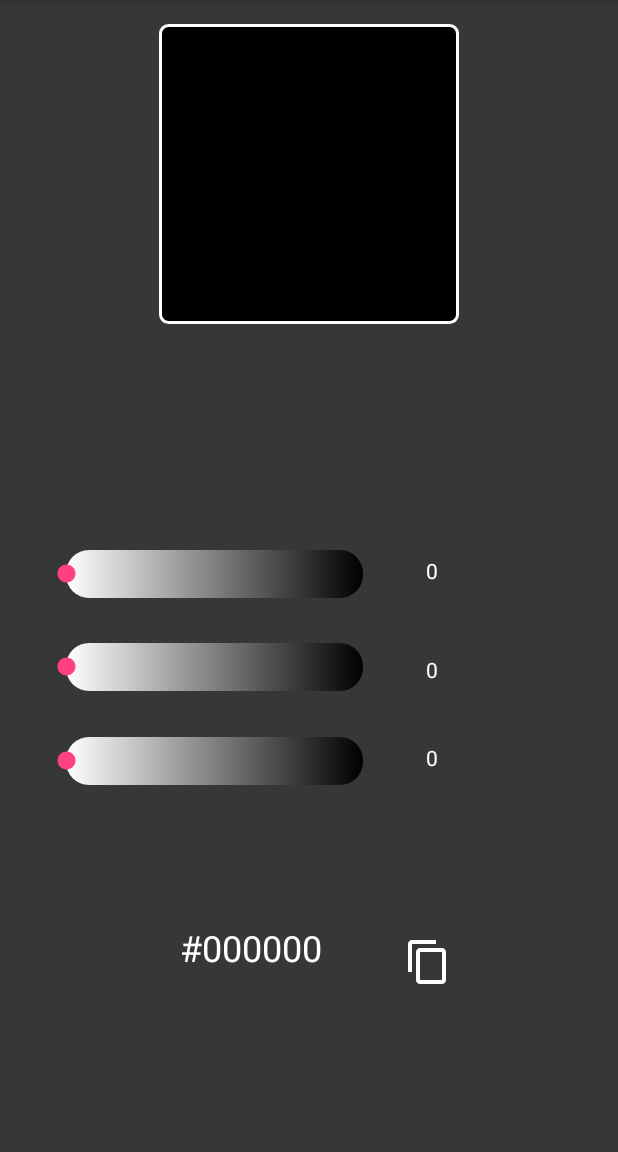
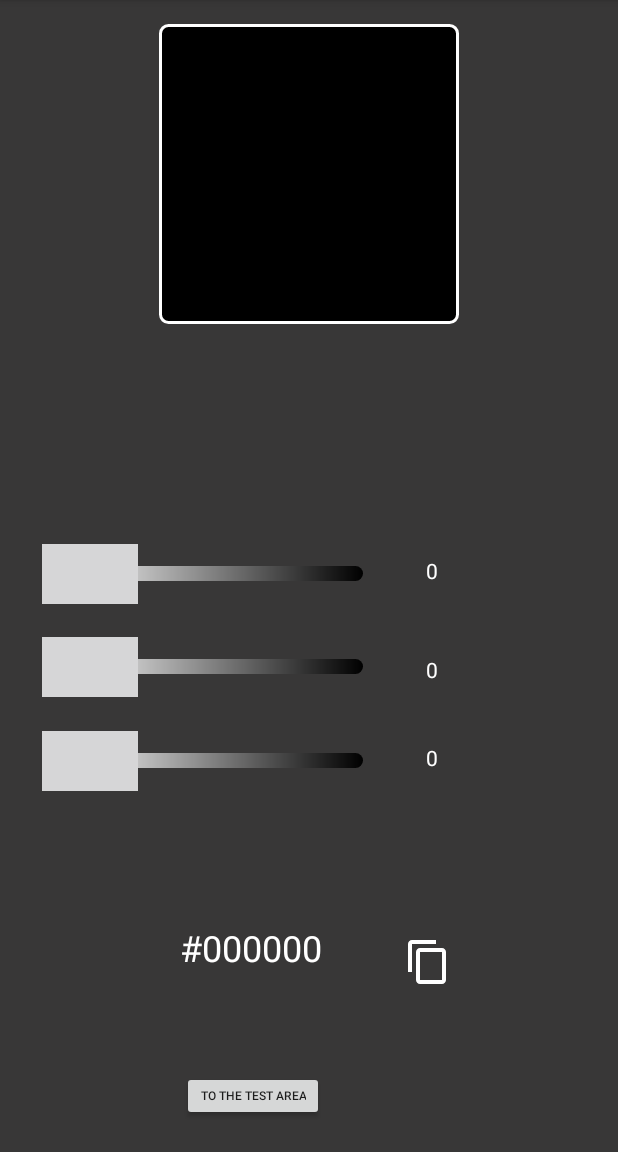
Before and after one commit to MichaelLeo-code/Colora, an Android app: the screen it shows after launch (MainActivity), on a phone screen of 412 x 824 dp, the part 84-1236 px from its top. Run offline under Robolectric (Android 15) with nearby library versions, the phone set to English and light mode, and no system bars; 2 statements that could not run were skipped.

Commit message:
ConstantLayout

```diff
--- a/app/src/main/AndroidManifest.xml
+++ b/app/src/main/AndroidManifest.xml
@@ -16,6 +16,7 @@
                 <category android:name="android.intent.category.LAUNCHER" />
             </intent-filter>
         </activity>
+        <activity android:name=".library"></activity>
     </application>
 
 </manifest>
--- a/app/src/main/java/com/example/michael/test2/MainActivity.java
+++ b/app/src/main/java/com/example/michael/test2/MainActivity.java
@@ -1,14 +1,24 @@
 package com.example.michael.test2;
 
 import android.content.ClipboardManager;
+import android.content.Intent;
 import android.content.res.TypedArray;
 import android.graphics.Color;
 import android.graphics.PorterDuff;
+import android.graphics.drawable.Animatable;
+import android.graphics.drawable.AnimatedVectorDrawable;
+import android.graphics.drawable.AnimationDrawable;
+import android.graphics.drawable.Drawable;
 import android.graphics.drawable.GradientDrawable;
+import android.media.Image;
+import android.support.graphics.drawable.AnimatedVectorDrawableCompat;
 import android.support.v7.app.AppCompatActivity;
 import android.os.Bundle;
 import android.view.View;
+import android.view.animation.AlphaAnimation;
+import android.view.animation.Animation;
 import android.widget.Button;
+import android.widget.ImageView;
 import android.widget.SeekBar;
 import android.widget.TextView;
 
@@ -29,6 +39,8 @@ public class MainActivity extends AppCompatActivity {
     private TextView colorBox;
     private TextView codeHex;
     private Button copyButton;
+    private ImageView test;
+    private Button goBack;
 
     @Override
     protected void onCreate(Bundle savedInstanceState) {
@@ -44,10 +56,30 @@ public class MainActivity extends AppCompatActivity {
         colorBox = findViewById(R.id.colorBox);
         codeHex = findViewById(R.id.codeHEX);
         copyButton = findViewById(R.id.CopyButton);
+        goBack = findViewById(R.id.go_back_button);
+        //test = findViewById(R.id.imageView);
+
+        goBack.setOnClickListener(new View.OnClickListener() {
+            @Override
+            public void onClick(View view) {
+                startActivity(new Intent(MainActivity.this, library.class));
+            }
+        });
+
+//        test.setOnClickListener(new View.OnClickListener() {
+//            @Override
+//            public void onClick(View view) {
+//                Drawable d = test.getDrawable();
+//
+//                if (d instanceof Animatable){
+//                    ((Animatable) d).start();
+//                }
+//            }
+//        });
 
         copyButton.setOnClickListener(new View.OnClickListener() {
             @Override
-            public void onClick(View view) {
+            public void onClick(View v) {
                 String txt = codeHex.getText().toString();
                 ClipboardManager clipboardManager = (ClipboardManager) getSystemService(CLIPBOARD_SERVICE);
                 clipboardManager.setText(txt);
@@ -151,4 +183,16 @@ public class MainActivity extends AppCompatActivity {
     private String getHexColor(int r, int g, int b) {
         return String.format("#%02x%02x%02x", r, g, b);
     }
+
+//    public void animate(View view) {
+//        test = findViewById(R.id.imageView);
+//        Drawable d = test.getDrawable();
+//        if (d instanceof AnimatedVectorDrawableCompat){
+//            AnimatedVectorDrawableCompat avd = (AnimatedVectorDrawableCompat) d;
+//            avd.start();
+//        }else if (d instanceof AnimatedVectorDrawable){
+//            AnimatedVectorDrawable avd = (AnimatedVectorDrawable) d;
+//            avd.start();
+//        }
+//    }
 }
--- a/app/src/main/res/drawable/bslider.xml
+++ b/app/src/main/res/drawable/bslider.xml
@@ -1,6 +1,5 @@
 <?xml version="1.0" encoding="utf-8"?>
 <shape xmlns:android="http://schemas.android.com/apk/res/android"
-    android:top="15dp" android:bottom="15dp" android:left="10dp" android:right="10dp"
     android:shape="rectangle">
             <gradient android:startColor="#FFFFFF" android:endColor="#000000"/>
             <corners android:radius="15dp"/>
--- a/app/src/main/res/drawable/gslider.xml
+++ b/app/src/main/res/drawable/gslider.xml
@@ -1,6 +1,5 @@
 <?xml version="1.0" encoding="utf-8"?>
 <shape xmlns:android="http://schemas.android.com/apk/res/android"
-    android:top="15dp" android:bottom="15dp" android:left="10dp" android:right="10dp"
     android:shape="rectangle">
             <gradient android:startColor="#FFFFFF" android:endColor="#000000"/>
             <corners android:radius="15dp"/>
--- a/app/src/main/res/drawable/rslider.xml
+++ b/app/src/main/res/drawable/rslider.xml
@@ -1,6 +1,5 @@
 <?xml version="1.0" encoding="utf-8"?>
 <shape xmlns:android="http://schemas.android.com/apk/res/android"
-    android:top="15dp" android:bottom="15dp" android:left="10dp" android:right="10dp"
     android:shape="rectangle">
             <gradient android:startColor="#FFFFFF" android:endColor="#000000"/>
             <corners android:radius="15dp"/>
--- a/app/src/main/res/drawable/thumb.xml
+++ b/app/src/main/res/drawable/thumb.xml
@@ -1,9 +1,6 @@
-<?xml version="1.0" encoding="utf-8"?>
-<layer-list xmlns:android="http://schemas.android.com/apk/res/android">
-    <item>
-        <shape android:shape="oval">
-            <solid android:color="#c8ffffff"/>
-            <size android:width="22dp" android:height="22dp"/>
-        </shape>
-    </item>
-</layer-list>
+<selector xmlns:android="http://schemas.android.com/apk/res/android">
+    <item android:drawable="@drawable/thumb_normal" android:state_enabled="false"/>
+    <item android:drawable="@drawable/thumb_large" android:state_pressed="true"/>
+    <item android:drawable="@drawable/thumb_shrink" android:state_selected="true"/>
+    <item android:drawable="@drawable/thumb_normal"/>
+</selector>
--- a/app/src/main/res/layout/activity_main.xml
+++ b/app/src/main/res/layout/activity_main.xml
@@ -14,14 +14,14 @@
         android:layout_marginBottom="8dp"
         android:layout_marginStart="28dp"
         android:layout_marginTop="8dp"
+        android:maxHeight="10dp"
         android:progressDrawable="@drawable/rslider"
         android:splitTrack="false"
+        android:thumb="@drawable/thumb"
         app:layout_constraintBottom_toBottomOf="parent"
         app:layout_constraintStart_toStartOf="parent"
         app:layout_constraintTop_toTopOf="parent"
         app:layout_constraintVertical_bias="0.498" />
-
-    <!--android:progressDrawable="@drawable/transparent"-->
 
     <TextView
         android:id="@+id/textR"
@@ -44,7 +44,9 @@
         android:layout_marginBottom="8dp"
         android:layout_marginStart="28dp"
         android:progressDrawable="@drawable/gslider"
+        android:maxHeight="10dp"
         android:splitTrack="false"
+        android:thumb="@drawable/thumb"
         app:layout_constraintBottom_toBottomOf="parent"
         app:layout_constraintStart_toStartOf="parent"
         app:layout_constraintTop_toBottomOf="@+id/sliderR"
@@ -58,7 +60,9 @@
         android:layout_marginStart="28dp"
         android:layout_marginTop="8dp"
         android:progressDrawable="@drawable/bslider"
+        android:maxHeight="10dp"
         android:splitTrack="false"
+        android:thumb="@drawable/thumb"
         app:layout_constraintBottom_toBottomOf="parent"
         app:layout_constraintStart_toStartOf="parent"
         app:layout_constraintTop_toBottomOf="@+id/sliderG"
@@ -138,5 +142,40 @@
         app:layout_constraintStart_toStartOf="parent"
         app:layout_constraintTop_toBottomOf="@+id/textB" />
 
+    <Button
+        android:id="@+id/button"
+        android:layout_width="wrap_content"
+        android:layout_height="33dp"
+        android:layout_marginBottom="8dp"
+        android:layout_marginEnd="8dp"
+        android:layout_marginStart="8dp"
+        android:layout_marginTop="8dp"
+        android:text="To the test area"
+        android:textSize="8sp"
+        app:layout_constraintBottom_toBottomOf="parent"
+        app:layout_constraintEnd_toEndOf="parent"
+        app:layout_constraintHorizontal_bias="0.376"
+        app:layout_constraintStart_toStartOf="parent"
+        app:layout_constraintTop_toTopOf="parent"
+        app:layout_constraintVertical_bias="0.982" />
+
+    <!--<ImageView-->
+        <!--android:id="@+id/imageView"-->
+        <!--android:layout_width="wrap_content"-->
+        <!--android:layout_height="wrap_content"-->
+        <!--android:layout_marginBottom="8dp"-->
+        <!--android:layout_marginEnd="8dp"-->
+        <!--android:layout_marginStart="8dp"-->
+        <!--android:layout_marginTop="8dp"-->
+        <!--app:layout_constraintBottom_toBottomOf="parent"-->
+        <!--app:layout_constraintEnd_toEndOf="parent"-->
+        <!--app:layout_constraintHorizontal_bias="0.029"-->
+        <!--app:layout_constraintStart_toStartOf="parent"-->
+        <!--app:layout_constraintTop_toTopOf="parent"-->
+        <!--app:layout_constraintVertical_bias="0.338"-->
+        <!--android:src="@drawable/animated_vector" />-->
+
+    <!--android:onClick="animate"-->
+
 
 </android.support.constraint.ConstraintLayout>
```
